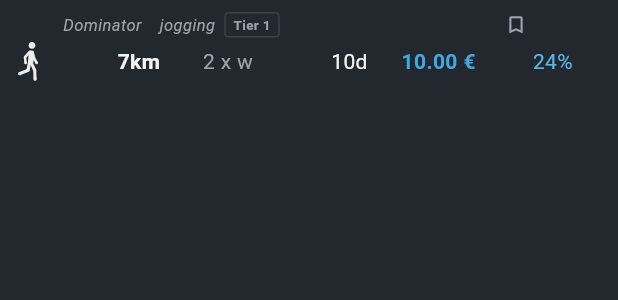
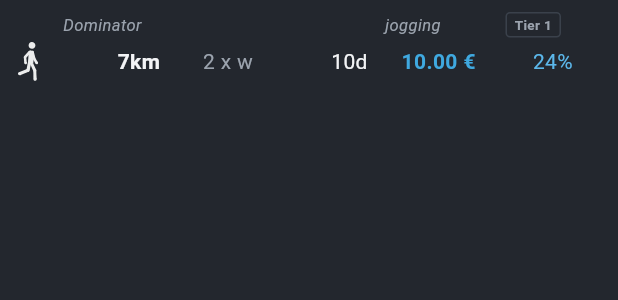
Before and after one commit to Claude-Roland/Battlebet, a Flutter app: the BetRow widget shown alone on an empty page, opened directly with sample values from the repository, on a phone screen of 412 x 824 dp. Shown: the top 300 px of the screen. Run offline on Flutter 3.47's test engine with Material 3 defaults, Android fonts, the phone set to English and light mode, and no system bars; our stand-ins replace flutter_svg; network calls fail; project files that could hold a hidden picture were left out.

Commit message:
Batch 2: Ueberzeile ausgerichtet — Name links, Sportart/Tier/Bookmark als rechtsbuendige Meta-Spalten (versetzt zum Zahlenraster); Bookmark-Zeichen nur bei gebookmarkten Wetten
Co-Authored-By: Claude Opus 4.8 <noreply@anthropic.com>
Claude-Session: https://claude.ai/code/session_01RSMBFxq14hxae6Gz25sNuk

```diff
--- a/app/lib/widgets/bet_row.dart
+++ b/app/lib/widgets/bet_row.dart
@@ -38,6 +38,11 @@ class BetRow extends StatelessWidget {
   // (identisch in Kopfzeile und Datenzeile, damit beide fluchten).
   static const double colGap = 8;
 
+  // Breite der rechtsbuendigen Meta-Spalten der Ueberzeile (Sportart, Tier).
+  // Bewusst ANDERS als das Zahlenraster darunter, damit die Ueberzeile versetzt liegt.
+  static const double metaSportW = 62;
+  static const double metaTierW = 72;
+
   @override
   Widget build(BuildContext context) {
     return AnimatedBuilder(
@@ -63,9 +68,35 @@ class BetRow extends StatelessWidget {
             padding: const EdgeInsets.only(left: iconColWidth, bottom: 3),
             child: Row(
               children: [
-                Flexible(
+                // Name (erste Spalte, flexibel) + optionaler Tag.
+                Expanded(
+                  child: Row(
+                    children: [
+                      Flexible(
+                        child: Text(
+                          bet.name,
+                          overflow: TextOverflow.ellipsis,
+                          style: const TextStyle(
+                            color: AppColors.textMuted,
+                            fontSize: 11,
+                            fontStyle: FontStyle.italic,
+                          ),
+                        ),
+                      ),
+                      if (bet.tag != BetTag.none) ...[
+                        const SizedBox(width: 6),
+                        _tagChip(bet.tag),
+                      ],
+                    ],
+                  ),
+                ),
+                const SizedBox(width: 12),
+                // Rechtsbuendige Meta-Spalten (fluchten ueber alle Zeilen).
+                SizedBox(
+                  width: metaSportW,
                   child: Text(
-                    '${bet.name}    ${bet.sport.label}',
+                    bet.sport.label,
+                    textAlign: TextAlign.right,
                     overflow: TextOverflow.ellipsis,
                     style: const TextStyle(
                       color: AppColors.textMuted,
@@ -74,19 +105,22 @@ class BetRow extends StatelessWidget {
                     ),
                   ),
                 ),
-                if (bet.tag != BetTag.none) ...[
-                  const SizedBox(width: 6),
-                  _tagChip(bet.tag),
-                ],
-                const SizedBox(width: 6),
-                _tierChip(bet.tier),
-                const Spacer(),
-                Icon(
-                  locked ? Icons.lock_outline : (bet.bookmarked ? Icons.bookmark : Icons.bookmark_border),
-                  color: locked
-                      ? AppColors.textMuted
-                      : (bet.bookmarked ? AppColors.orange : AppColors.textMuted),
-                  size: 15,
+                const SizedBox(width: 8),
+                SizedBox(
+                  width: metaTierW,
+                  child: Align(alignment: Alignment.centerRight, child: _tierChip(bet.tier)),
+                ),
+                const SizedBox(width: 8),
+                SizedBox(
+                  width: bookmarkColWidth,
+                  child: Align(
+                    alignment: Alignment.centerRight,
+                    child: locked
+                        ? const Icon(Icons.lock_outline, color: AppColors.textMuted, size: 15)
+                        : bet.bookmarked
+                            ? const Icon(Icons.bookmark, color: AppColors.orange, size: 15)
+                            : const SizedBox.shrink(),
+                  ),
                 ),
               ],
             ),
```
